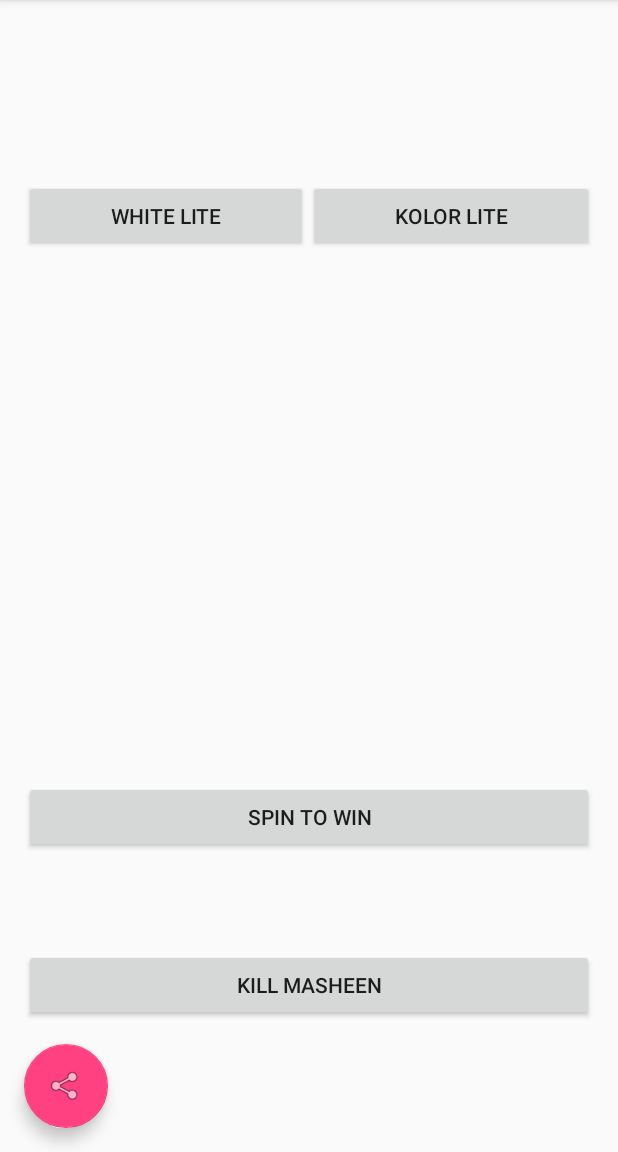
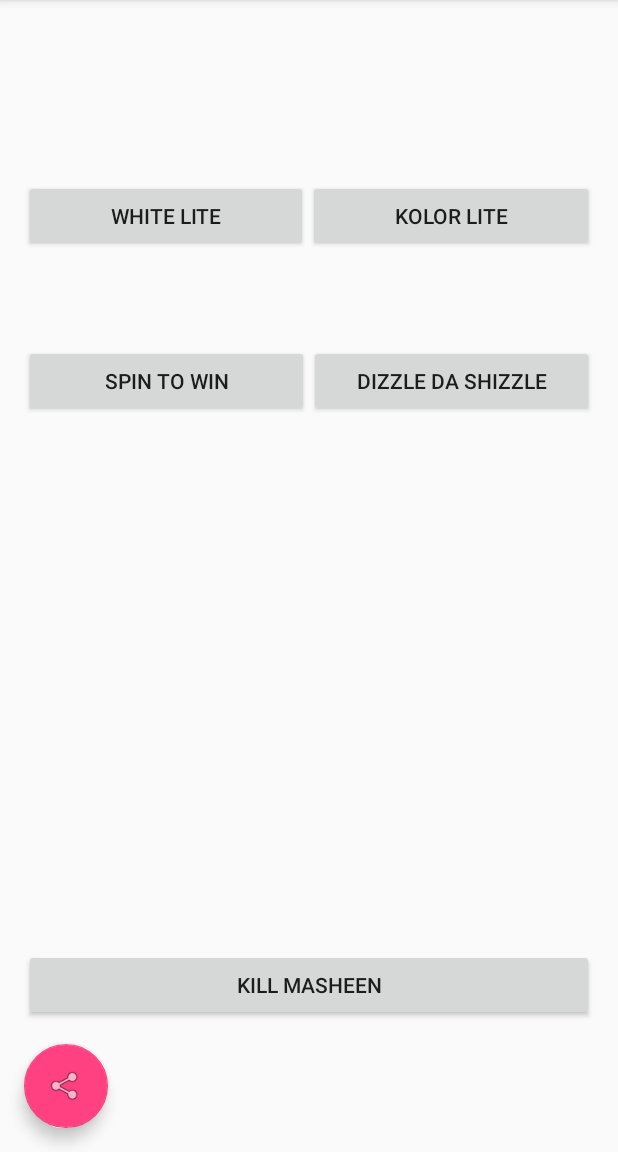
Before and after one commit to najboljsi007/androidLedControl, an Android app: the screen it shows after launch (MenuActivity), on a phone screen of 412 x 824 dp, the part 84-1236 px from its top. Run offline under Robolectric (Android 15) with nearby library versions, the phone set to English and light mode, and no system bars.

```diff
--- a/app/src/main/res/layout/content_menu.xml
+++ b/app/src/main/res/layout/content_menu.xml
@@ -22,14 +22,34 @@
         android:layout_alignParentBottom="true"
         android:layout_alignParentEnd="true" />
 
+    <LinearLayout
+        android:orientation="horizontal"
+        android:layout_width="match_parent"
+        android:layout_height="wrap_content"
+        android:layout_alignParentTop="true"
+        android:layout_alignParentStart="true"
+        android:paddingTop="200dp"
+        android:layout_marginTop="14dp">
+
     <Button
         android:text="Spin To Win"
         android:layout_width="match_parent"
         android:layout_height="wrap_content"
         android:id="@+id/servoBtn"
         android:layout_marginBottom="64dp"
-        android:layout_above="@+id/killBtn"
-        android:layout_alignParentStart="true" />
+        android:layout_alignParentStart="true"
+        android:layout_weight="0.5"/>
+
+    <Button
+        android:text="Dizzle da shizzle"
+        android:layout_width="match_parent"
+        android:layout_height="wrap_content"
+        android:id="@+id/servoRandBtn"
+        android:layout_marginBottom="64dp"
+        android:layout_alignParentStart="true"
+        android:layout_weight="0.5"/>
+
+    </LinearLayout>
 
     <LinearLayout
         android:orientation="horizontal"
```
Also changed, not shown: app/src/main/java/com/example/tadejbukovec/ledcontroller/MenuActivity.java (+64 -6 lines), 1 other file.
